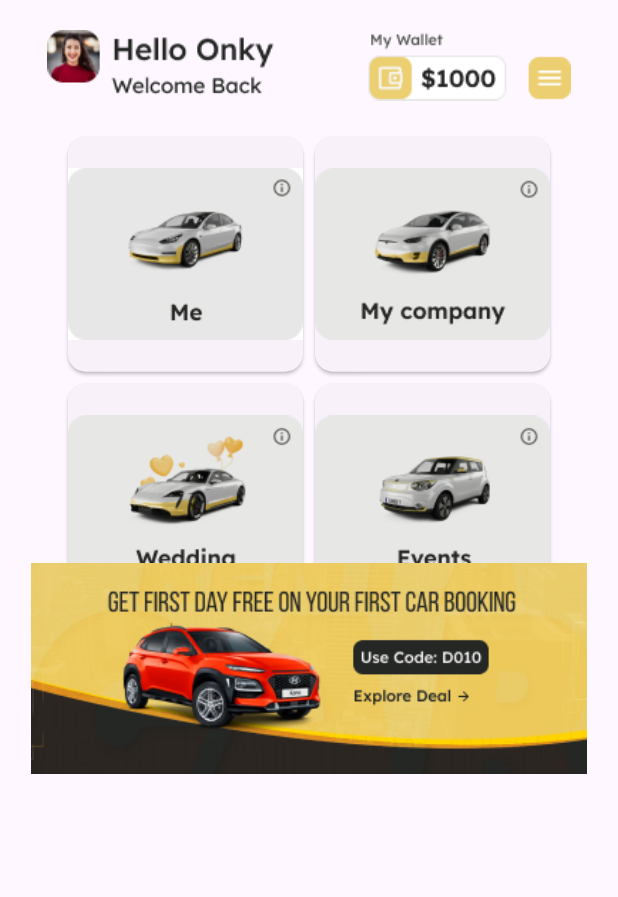
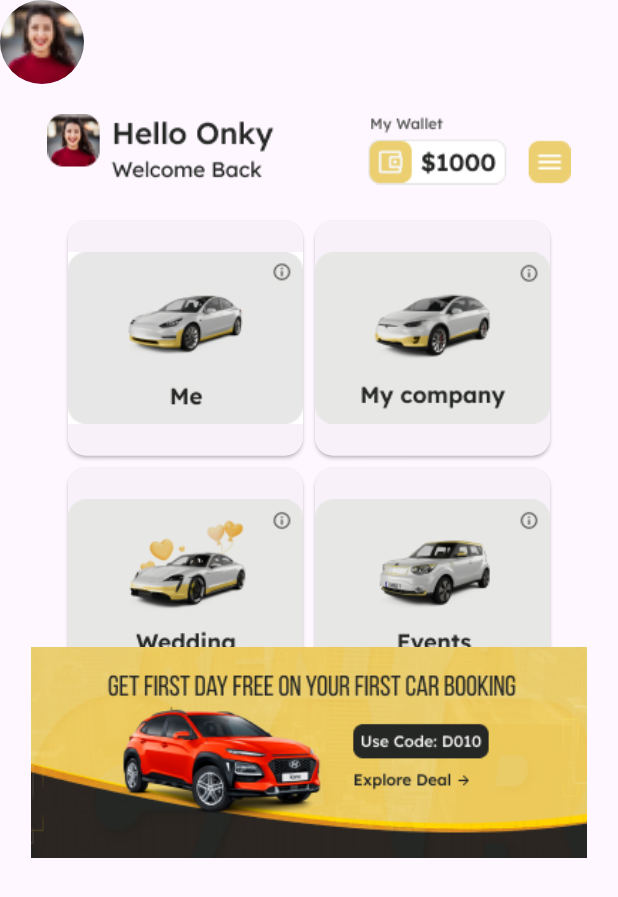
Before and after one commit to MidhileshRaj/Cavz-TaskApp, a Flutter app: the HomePage screen opened directly, on a phone screen of 412 x 824 dp. Shown: the top 897 px of the screen. Run offline on Flutter 3.47's test engine with Material 3 defaults, Android fonts, the phone set to English and light mode, and no system bars; our stand-ins replace firebase_auth, firebase_core, fluttertoast; missing offline and left inert: dart:ffi, flutter_custom_selector; accounts and stored records are empty.

Commit message:
updated appbar

```diff
--- a/lib/utils/app_constants.dart
+++ b/lib/utils/app_constants.dart
@@ -13,6 +13,7 @@ class AppConstant{
   static const String mainBackground ="assets/images/main_bg.jpg";
   static const List<String> gridViewList =[gridimg1,gridimg2,gridimg3,gridimg4];
   static const String companyLogo ="assets/images/company_logo.png";
+  static const String profile ="assets/images/profile.png";
   static const String carImage ="assets/images/car_img.png";
   static const String carImageCarousal ="assets/images/RectangleCar.jpg";
   static const String appbarimg ="assets/images/Group 383.png";
--- a/lib/view/home_page.dart
+++ b/lib/view/home_page.dart
@@ -8,6 +8,9 @@ class HomePage extends StatelessWidget {
   @override
   Widget build(BuildContext context) {
     return  Scaffold(
+      appBar: AppBar(
+        leading: const CircleAvatar(backgroundImage:AssetImage(AppConstant.profile),radius: 20 ,),
+      ),
       body: SafeArea(child: Center(
         child: Column(
 
```
Also changed, not shown: assets/images/profile.png (added), 3 other files.
